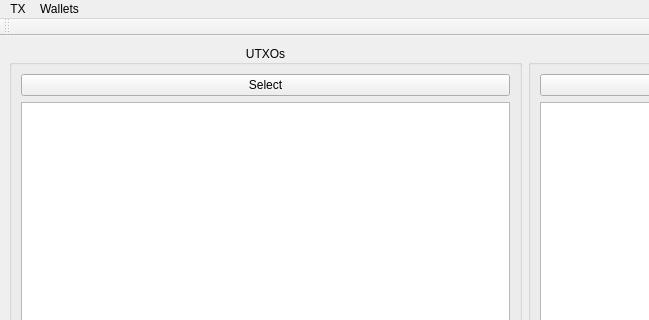
The window that ui/mainwindow.ui (gbizzotto/ourWallet) describes before a commit, drawn with Qt 5; both pictures show x 0 to 649 and y 0 to 320 of the 1050 by 885 pixel window.
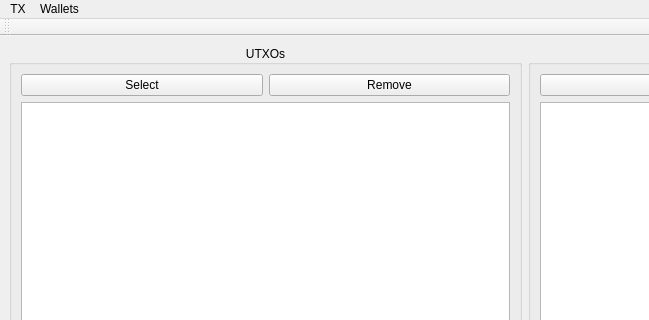
The same window after the commit.

Commit message: Button to remove utxos from tx.

What changed in the file:
```diff
--- a/ui/mainwindow.ui
+++ b/ui/mainwindow.ui
@@ -29,11 +29,22 @@
           </property>
           <layout class="QVBoxLayout" name="verticalLayout_4">
            <item>
+            <layout class="QHBoxLayout" name="horizontalLayout_11">
+             <item>
             <widget class="QPushButton" name="selectUTXOsPushButton">
              <property name="text">
               <string>Select</string>
              </property>
             </widget>
+             </item>
+             <item>
+              <widget class="QPushButton" name="removeUTXOButton">
+               <property name="text">
+                <string>Remove</string>
+               </property>
+              </widget>
+             </item>
+            </layout>
            </item>
            <item>
             <widget class="QTableWidget" name="UTXOsTableWidget">
```
Lines whose indentation alone changed are shown as unchanged. The commit also changes 2 other files.
